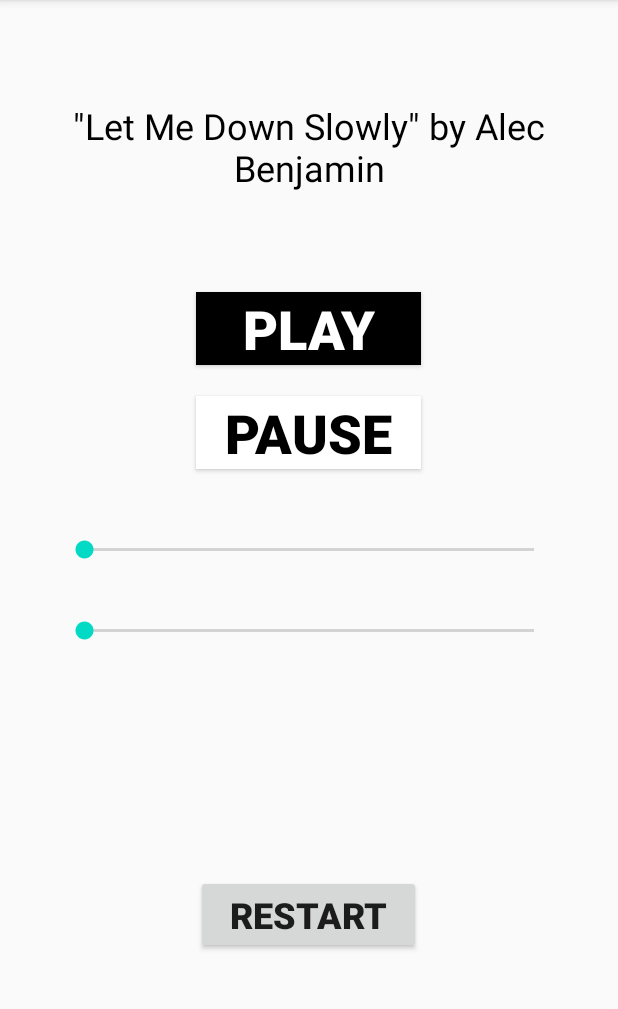
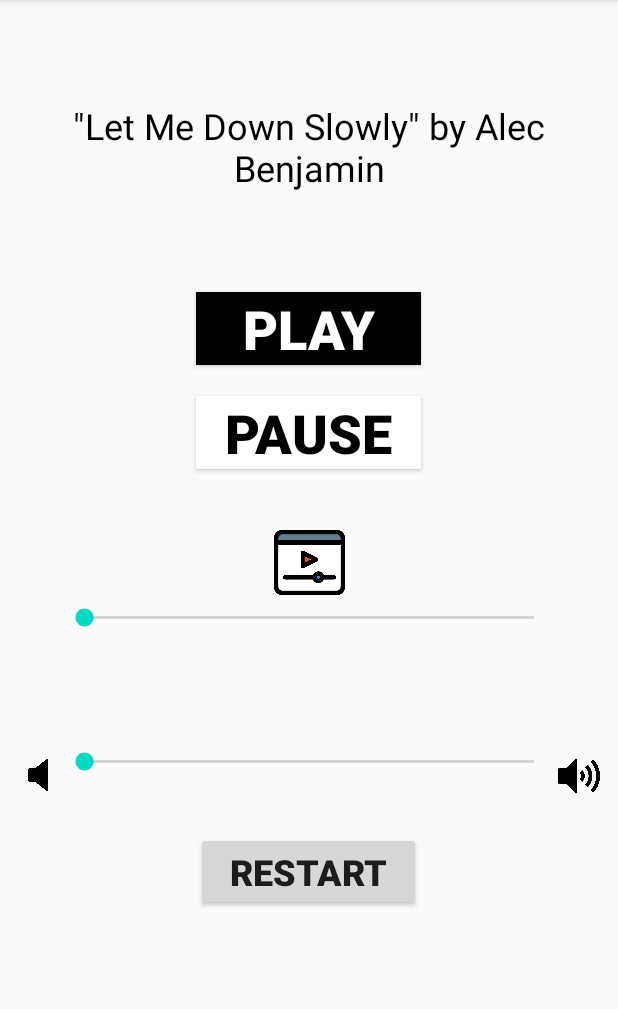
Before and after one commit to psrth/AudioVisualTest, an Android app: the screen it shows after launch (MainActivity), on a phone screen of 412 x 824 dp, the part 84-1093 px from its top. Run offline under Robolectric (Android 15) with nearby library versions, the phone set to English and light mode, and no system bars.

Commit message:
added volume and scrub images, fixed reset button bug

```diff
--- a/app/src/main/res/layout/activity_main.xml
+++ b/app/src/main/res/layout/activity_main.xml
@@ -40,7 +40,6 @@
         android:id="@+id/button3"
         android:layout_width="150dp"
         android:layout_height="wrap_content"
-        android:layout_marginBottom="132dp"
         android:onClick="restart"
         android:text="RESTART"
         android:textAllCaps="true"
@@ -50,8 +49,8 @@
         app:layout_constraintEnd_toEndOf="parent"
         app:layout_constraintHorizontal_bias="0.498"
         app:layout_constraintStart_toStartOf="parent"
-        app:layout_constraintTop_toBottomOf="@+id/seekBar"
-        app:layout_constraintVertical_bias="0.432" />
+        app:layout_constraintTop_toBottomOf="@+id/volumeSeekBar"
+        app:layout_constraintVertical_bias="0.19" />
 
     <Button
         android:id="@+id/pauseButton"
@@ -80,24 +79,24 @@
         android:layout_marginEnd="40dp"
         app:layout_constraintBottom_toBottomOf="parent"
         app:layout_constraintEnd_toEndOf="parent"
-        app:layout_constraintHorizontal_bias="1.0"
+        app:layout_constraintHorizontal_bias="0.0"
         app:layout_constraintStart_toStartOf="parent"
         app:layout_constraintTop_toBottomOf="@+id/pauseButton"
-        app:layout_constraintVertical_bias="0.102" />
+        app:layout_constraintVertical_bias="0.426" />
 
     <SeekBar
         android:id="@+id/scrubSeekBar"
         android:layout_width="0dp"
         android:layout_height="wrap_content"
         android:layout_marginStart="40dp"
+        android:layout_marginTop="60dp"
         android:layout_marginEnd="40dp"
-        android:layout_marginTop="60dp"
         app:layout_constraintBottom_toBottomOf="parent"
         app:layout_constraintEnd_toEndOf="parent"
-        app:layout_constraintHorizontal_bias="1.0"
+        app:layout_constraintHorizontal_bias="0.0"
         app:layout_constraintStart_toStartOf="parent"
         app:layout_constraintTop_toBottomOf="@+id/pauseButton"
-        app:layout_constraintVertical_bias="0.102" />
+        app:layout_constraintVertical_bias="0.08" />
 
     <TextView
         android:id="@+id/textView"
@@ -112,4 +111,39 @@
         app:layout_constraintStart_toStartOf="parent"
         app:layout_constraintTop_toTopOf="parent" />
 
+    <ImageView
+        android:id="@+id/imageView"
+        android:layout_width="29dp"
+        android:layout_height="21dp"
+        app:layout_constraintBottom_toBottomOf="parent"
+        app:layout_constraintEnd_toStartOf="@+id/volumeSeekBar"
+        app:layout_constraintHorizontal_bias="1.0"
+        app:layout_constraintStart_toStartOf="parent"
+        app:layout_constraintTop_toBottomOf="@+id/textView"
+        app:layout_constraintVertical_bias="0.611"
+        app:srcCompat="@drawable/volumedown" />
+
+    <ImageView
+        android:id="@+id/imageView2"
+        android:layout_width="47dp"
+        android:layout_height="55dp"
+        app:layout_constraintBottom_toTopOf="@+id/scrubSeekBar"
+        app:layout_constraintEnd_toEndOf="parent"
+        app:layout_constraintStart_toStartOf="parent"
+        app:layout_constraintTop_toBottomOf="@+id/pauseButton"
+        app:layout_constraintVertical_bias="1.0"
+        app:srcCompat="@drawable/seek" />
+
+    <ImageView
+        android:id="@+id/imageView3"
+        android:layout_width="28dp"
+        android:layout_height="28dp"
+        app:layout_constraintBottom_toBottomOf="parent"
+        app:layout_constraintEnd_toEndOf="parent"
+        app:layout_constraintHorizontal_bias="0.0"
+        app:layout_constraintStart_toEndOf="@+id/volumeSeekBar"
+        app:layout_constraintTop_toBottomOf="@+id/textView"
+        app:layout_constraintVertical_bias="0.613"
+        app:srcCompat="@drawable/volumeup" />
+
 </androidx.constraintlayout.widget.ConstraintLayout>
```
Also changed, not shown: app/src/main/res/drawable-v24/seek.png (added), app/src/main/res/drawable-v24/volumedown.png (added), app/src/main/res/drawable-v24/volumeup.png (added).
